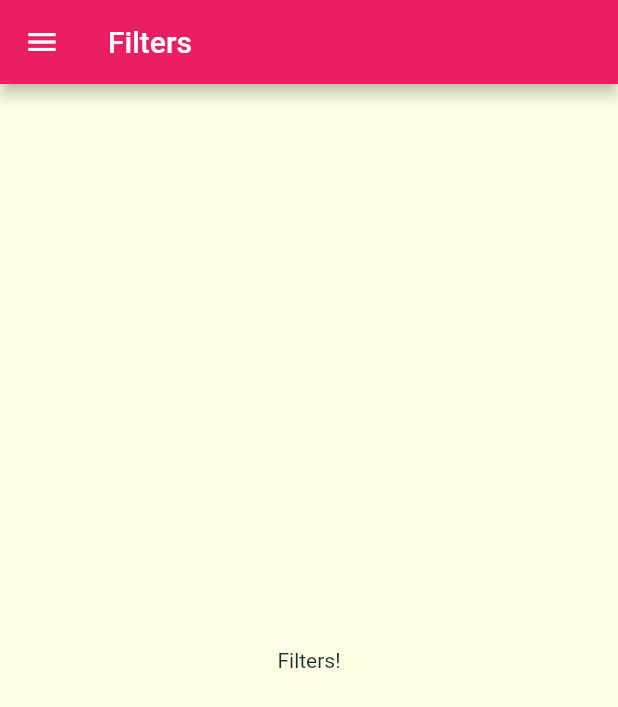
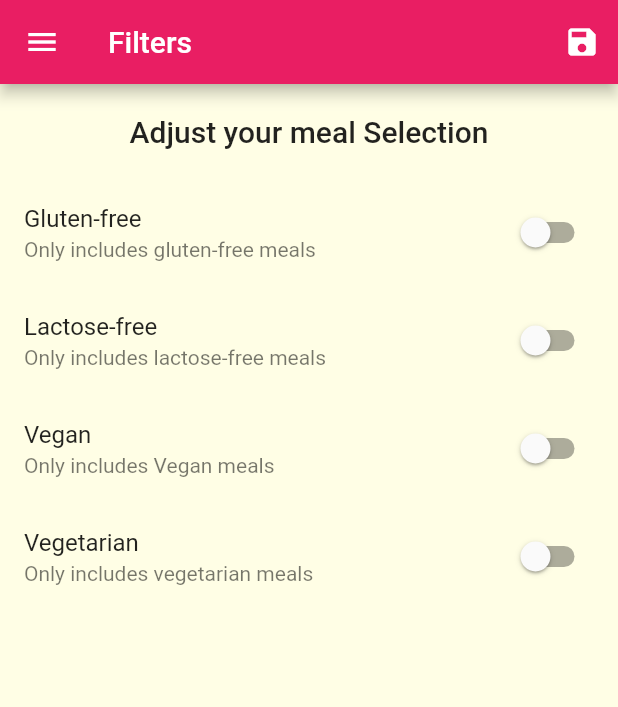
Before and after one commit to SyedDaniyalAli/meals_app_by_sda, a Flutter app: the FiltersScreen screen opened by its route, on a phone screen of 412 x 824 dp. Shown: the top 707 px of the screen. Run offline on Flutter 3.47's test engine with Material 2 defaults, Android fonts, the phone set to English and light mode, and no system bars; Roboto replaces fonts that are missing (Raleway).

Commit message:
178 videos (Adding Filter Logic)

```diff
--- a/lib/main.dart
+++ b/lib/main.dart
@@ -1,4 +1,6 @@
 import 'package:flutter/material.dart';
+import 'package:meals_app_by_sda/data/dummy_data.dart';
+import 'package:meals_app_by_sda/models/meal.dart';
 import 'screens/category_meals_screen.dart';
 import 'screens/meal_detail_screen.dart';
 import 'screens/categories_screen.dart';
@@ -7,7 +9,40 @@ import 'screens/filters_screen.dart';
 
 void main() => runApp(MyApp());
 
-class MyApp extends StatelessWidget {
+class MyApp extends StatefulWidget {
+  @override
+  _MyAppState createState() => _MyAppState();
+}
+
+class _MyAppState extends State<MyApp> {
+  Map<String, bool> _filters = {
+    'gluten': false,
+    'lactose': false,
+    'vegan': false,
+    'vegetarian': false,
+  };
+
+  List<Meal> _availableMeals = DUMMY_MEALS;
+
+  void _setFilters(Map<String, bool> filterData) {
+    _filters = filterData;
+    _availableMeals = DUMMY_MEALS.where((meal) {
+      if (_filters['gluten'] && !meal.isGlutenFree) {
+        return false;
+      }
+      if (_filters['lactose'] && !meal.isLactoseFree) {
+        return false;
+      }
+      if (_filters['vegan'] && !meal.isVegan) {
+        return false;
+      }
+      if (_filters['vegetarian'] && !meal.isVegetarian) {
+        return false;
+      }
+      return true;
+    }).toList();
+  }
+
   @override
   Widget build(BuildContext context) {
     return MaterialApp(
@@ -29,9 +64,10 @@ class MyApp extends StatelessWidget {
       initialRoute: '/',
       routes: {
         '/': (ctx) => TabsScreen(),
-        CategoryMealsScreen.routeName: (ctx) => CategoryMealsScreen(),
+        CategoryMealsScreen.routeName: (ctx) =>
+            CategoryMealsScreen(availableMeals: _availableMeals),
         MealDetail.routeName: (ctx) => MealDetail(),
-        FiltersScreen.routeName: (ctx) => FiltersScreen(),
+        FiltersScreen.routeName: (ctx) => FiltersScreen(_filters,_setFilters),
       },
       // onGenerateRoute: (settings) {
       //   print(settings.arguments);
--- a/lib/screens/category_meals_screen.dart
+++ b/lib/screens/category_meals_screen.dart
@@ -1,10 +1,13 @@
 import 'package:flutter/material.dart';
-import 'package:meals_app_by_sda/data/dummy_data.dart';
-import 'package:meals_app_by_sda/models/meal.dart';
-import 'package:meals_app_by_sda/widgets/meal_item.dart';
+import '../models/meal.dart';
+import '../widgets/meal_item.dart';
 
 class CategoryMealsScreen extends StatefulWidget {
   static const routeName = './category-meals';
+
+  final List<Meal> availableMeals;
+
+  const CategoryMealsScreen({this.availableMeals});
 
   @override
   _CategoryMealsScreenState createState() => _CategoryMealsScreenState();
@@ -13,7 +16,7 @@ class CategoryMealsScreen extends StatefulWidget {
 class _CategoryMealsScreenState extends State<CategoryMealsScreen> {
   String categoryTitle;
   List<Meal> displayedMeals;
-  var _isDataLoaded=false;
+  var _isDataLoaded = false;
 
   @override
   void initState() {
@@ -23,19 +26,16 @@ class _CategoryMealsScreenState extends State<CategoryMealsScreen> {
 
   @override
   void didChangeDependencies() {
-
-    if(!_isDataLoaded)
-      {
+    if (!_isDataLoaded) {
       final routeArgs =
           ModalRoute.of(context).settings.arguments as Map<String, String>;
       final categoryId = routeArgs['id'];
       categoryTitle = routeArgs['title'];
-        displayedMeals = DUMMY_MEALS
+      displayedMeals = widget.availableMeals
           .where((meals) => meals.categories.contains(categoryId))
           .toList();
-        _isDataLoaded=true;
+      _isDataLoaded = true;
     }
-
 
     super.didChangeDependencies();
   }
--- a/lib/screens/filters_screen.dart
+++ b/lib/screens/filters_screen.dart
@@ -1,18 +1,123 @@
 import 'package:flutter/material.dart';
 import '../widgets/main_drawer.dart';
 
-class FiltersScreen extends StatelessWidget {
+class FiltersScreen extends StatefulWidget {
   static const routeName = '/filters-screen';
+
+  final Map<String, bool> _filters;
+  final Function _saveFiltersFunc;
+
+  FiltersScreen( this._filters, this._saveFiltersFunc);
+
+  @override
+  _FiltersScreenState createState() => _FiltersScreenState();
+}
+
+class _FiltersScreenState extends State<FiltersScreen> {
+  var _glutenFree = false;
+  var _vegetarian = false;
+  var _vegan = false;
+  var _lactoseFree = false;
+
+  @override
+  initState() {
+    _glutenFree = widget._filters['gluten'];
+    _vegetarian = widget._filters['lactose'];
+    _vegan = widget._filters['vegan'];
+    _lactoseFree = widget._filters['vegetarian'];
+    super.initState();
+  }
+
+  Widget _buildSwitchListTile(
+      {String title,
+      String subTitle,
+      bool currentValue,
+      Function updateValue}) {
+    return SwitchListTile(
+      title: Text(title),
+      subtitle: Text(subTitle),
+      value: currentValue,
+      onChanged: updateValue,
+    );
+  }
 
   @override
   Widget build(BuildContext context) {
     return Scaffold(
         appBar: AppBar(
           title: Text('Filters'),
+          actions: [
+            IconButton(
+              icon: Icon(Icons.save),
+              onPressed: () {
+                final selectedFilters = {
+                  'gluten': _glutenFree,
+                  'lactose': _lactoseFree,
+                  'vegan': _vegan,
+                  'vegetarian': _vegetarian,
+                };
+                print('Filters Saved'+selectedFilters.toString());
+                widget._saveFiltersFunc(selectedFilters);
+              },
+            )
+          ],
         ),
         drawer: MainDrawer(),
-        body: Center(
-          child: Text('Filters!'),
+        body: Column(
+          children: [
+            Container(
+              padding: EdgeInsets.all(20),
+              child: Text(
+                'Adjust your meal Selection',
+                style: Theme.of(context).textTheme.headline6,
+              ),
+            ),
+            Expanded(
+                child: ListView(
+              children: [
+                _buildSwitchListTile(
+                  title: 'Gluten-free',
+                  subTitle: 'Only includes gluten-free meals',
+                  currentValue: _glutenFree,
+                  updateValue: (newValue) {
+                    setState(() {
+                      _glutenFree = newValue;
+                    });
+                  },
+                ),
+                _buildSwitchListTile(
+                  title: 'Lactose-free',
+                  subTitle: 'Only includes lactose-free meals',
+                  currentValue: _lactoseFree,
+                  updateValue: (newValue) {
+                    setState(() {
+                      _lactoseFree = newValue;
+                    });
+                  },
+                ),
+                _buildSwitchListTile(
+                  title: 'Vegan',
+                  subTitle: 'Only includes Vegan meals',
+                  currentValue: _vegan,
+                  updateValue: (newValue) {
+                    setState(() {
+                      _vegan = newValue;
+                    });
+                  },
+                ),
+                _buildSwitchListTile(
+                  title: 'Vegetarian',
+                  subTitle: 'Only includes vegetarian meals',
+                  currentValue: _vegetarian,
+                  updateValue: (newValue) {
+                    setState(() {
+                      _vegetarian = newValue;
+                    });
+                  },
+                ),
+              ],
+            ))
+          ],
         ));
   }
 }
```
Lines whose indentation alone changed are shown as unchanged.
